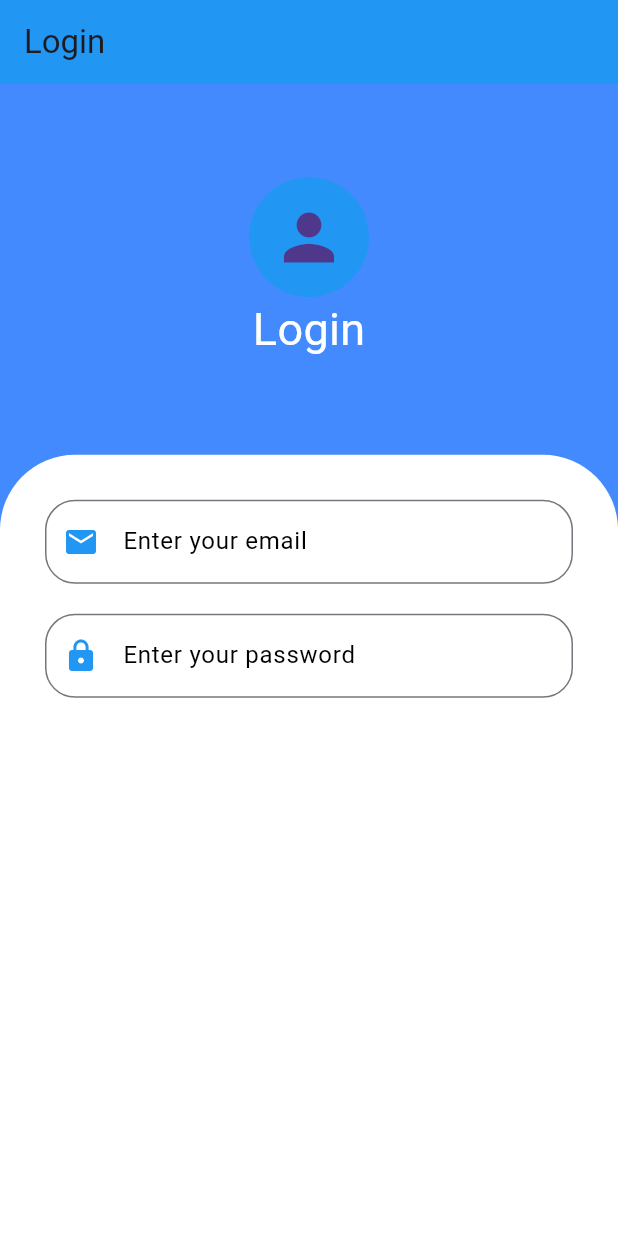
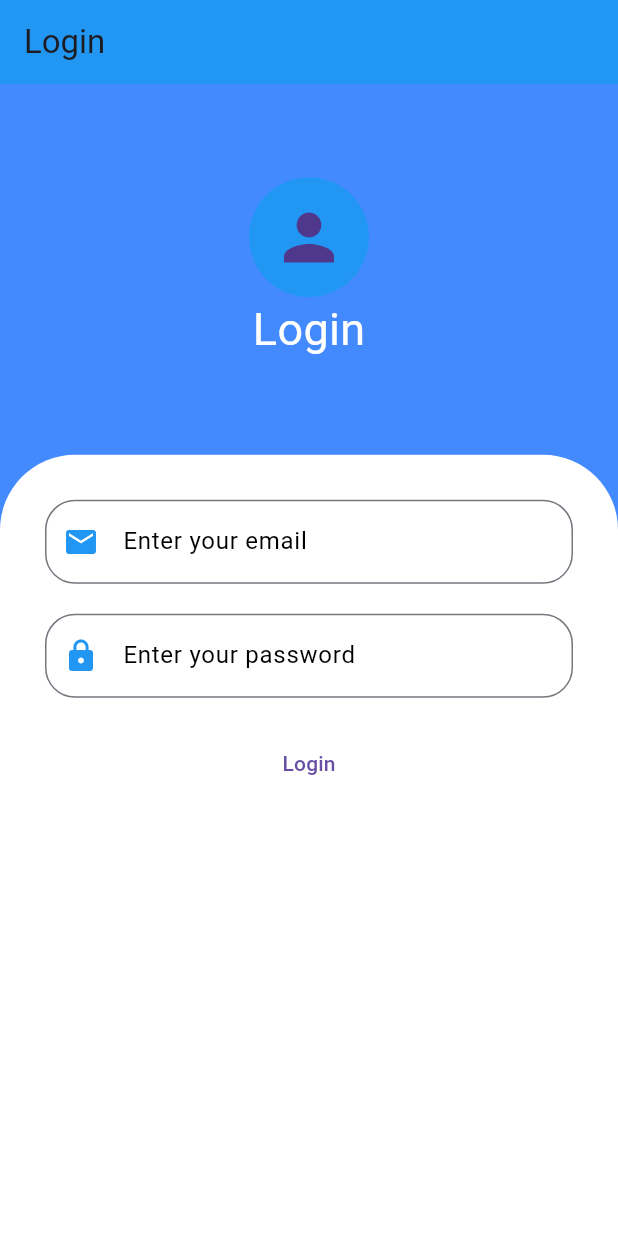
Before and after one commit to igizchuck43/auth_login_ui, a Flutter app: the screen it shows after launch, on a phone screen of 412 x 824 dp. Run offline on Flutter 3.47's test engine with Material 3 defaults, Android fonts, the light colour scheme and no system bars.

Commit message:
Alternative of Flatbutton to Text Button

```diff
--- a/lib/screens/login_screen.dart
+++ b/lib/screens/login_screen.dart
@@ -118,7 +118,12 @@ class LoginScreen extends StatelessWidget {
                                 ),
                                 Container(
                                   child: Center(
-
+                                    child: TextButton(
+                                      onPressed: () {},
+                                      child: Text(
+                                        "Login"
+                                      ),
+                                    ),
                                   ),
                                 )
                               ],
```
